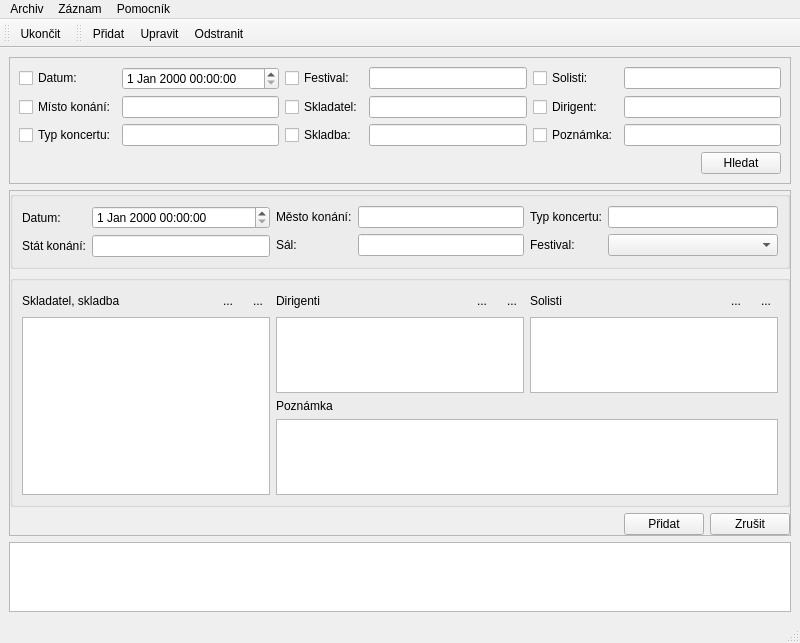
Old version of the form mainform.ui in the repository osense/fb-archive.
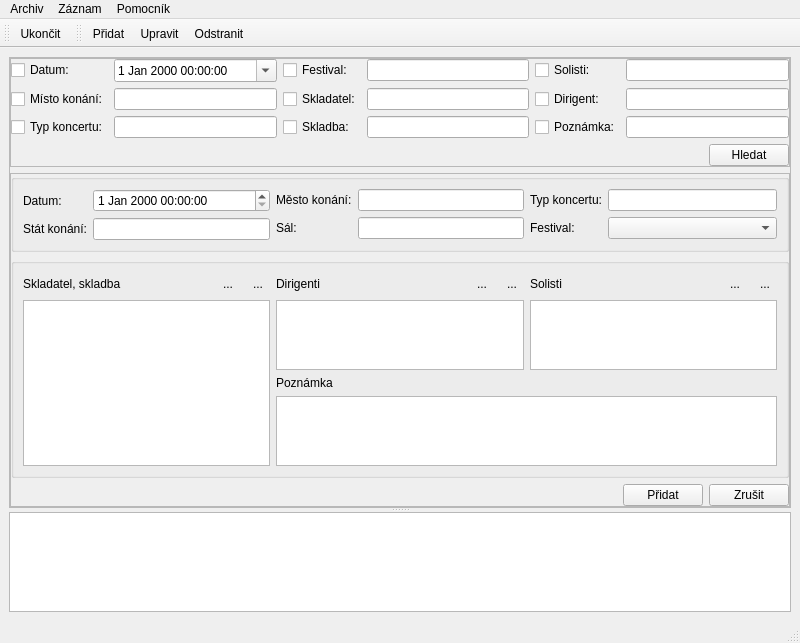
New version of the form. Icons and pictures are not drawn.

Commit message: doplnena funkcionalita edit dialogu

Patch:
```diff
--- a/mainform.ui
+++ b/mainform.ui
@@ -14,7 +14,32 @@
    <string>Filharmonie Brno - Arcihv koncertů</string>
   </property>
   <widget class="QWidget" name="centralwidget">
+   <layout class="QGridLayout" name="gridLayout_12">
+    <item row="0" column="0">
+     <widget class="QSplitter" name="splitter">
+      <property name="orientation">
+       <enum>Qt::Vertical</enum>
+      </property>
+      <widget class="QFrame" name="frame">
+       <property name="frameShape">
+        <enum>QFrame::StyledPanel</enum>
+       </property>
+       <property name="frameShadow">
+        <enum>QFrame::Raised</enum>
+       </property>
    <layout class="QGridLayout" name="gridLayout_9">
+        <property name="leftMargin">
+         <number>0</number>
+        </property>
+        <property name="topMargin">
+         <number>0</number>
+        </property>
+        <property name="rightMargin">
+         <number>0</number>
+        </property>
+        <property name="bottomMargin">
+         <number>0</number>
+        </property>
     <item row="0" column="0">
      <widget class="QFrame" name="frame_search">
       <property name="frameShape">
@@ -24,6 +49,18 @@
        <enum>QFrame::Raised</enum>
       </property>
       <layout class="QGridLayout" name="gridLayout_2">
+           <property name="leftMargin">
+            <number>0</number>
+           </property>
+           <property name="topMargin">
+            <number>0</number>
+           </property>
+           <property name="rightMargin">
+            <number>0</number>
+           </property>
+           <property name="bottomMargin">
+            <number>0</number>
+           </property>
        <item row="0" column="0">
         <widget class="QCheckBox" name="checkBox">
          <property name="text">
@@ -32,7 +69,11 @@
         </widget>
        </item>
        <item row="0" column="1">
-        <widget class="QDateTimeEdit" name="dateTimeEdit_2"/>
+            <widget class="QDateTimeEdit" name="dateTimeEdit_2">
+             <property name="calendarPopup">
+              <bool>true</bool>
+             </property>
+            </widget>
        </item>
        <item row="0" column="2">
         <widget class="QCheckBox" name="checkBox_4">
@@ -300,7 +341,7 @@
              </widget>
             </item>
             <item row="1" column="0" colspan="3">
-             <widget class="QListView" name="listView"/>
+                 <widget class="QListWidget" name="lw_edit_works"/>
             </item>
            </layout>
           </item>
@@ -342,7 +383,7 @@
              </widget>
             </item>
             <item row="1" column="0" colspan="3">
-             <widget class="QListView" name="listView_3">
+                 <widget class="QListWidget" name="lw_edit_dirigents">
               <property name="sizePolicy">
                <sizepolicy hsizetype="Preferred" vsizetype="Expanding">
                 <horstretch>0</horstretch>
@@ -391,7 +432,7 @@
              </widget>
             </item>
             <item row="1" column="0" colspan="3">
-             <widget class="QListView" name="listView_2">
+                 <widget class="QListWidget" name="lw_edit_soloists">
               <property name="sizePolicy">
                <sizepolicy hsizetype="Preferred" vsizetype="Expanding">
                 <horstretch>0</horstretch>
@@ -482,8 +523,10 @@
       <zorder>groupBox</zorder>
      </widget>
     </item>
-    <item row="2" column="0">
+       </layout>
+      </widget>
      <widget class="QTableView" name="tableView"/>
+     </widget>
     </item>
    </layout>
   </widget>
```
Left out of the diff: 26 changed lines with no effect on the pictures. Lines whose indentation alone changed are shown as unchanged. The commit also changes 15 other files.
